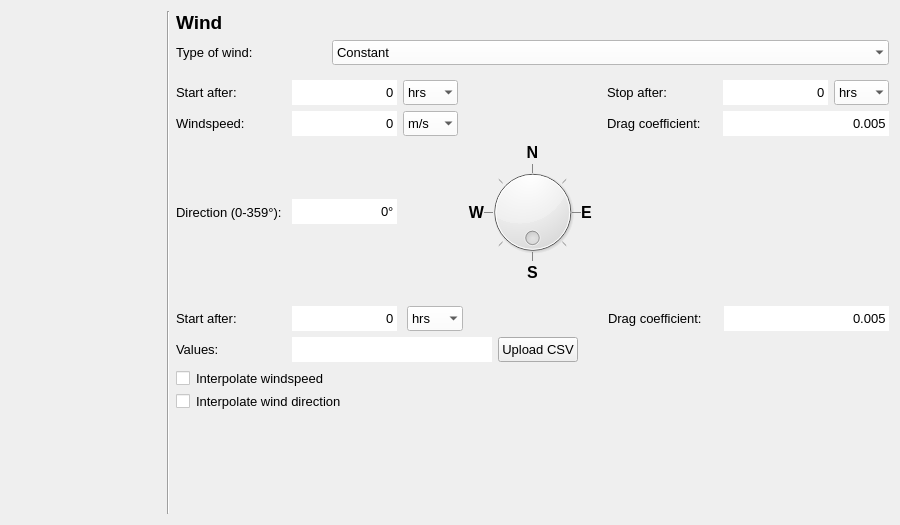
Above: threedi_models_and_simulations/ui/simulation_wizard/page_wind.ui from nens/threedi-api-qgis-client before the change. Below: the same form after it.
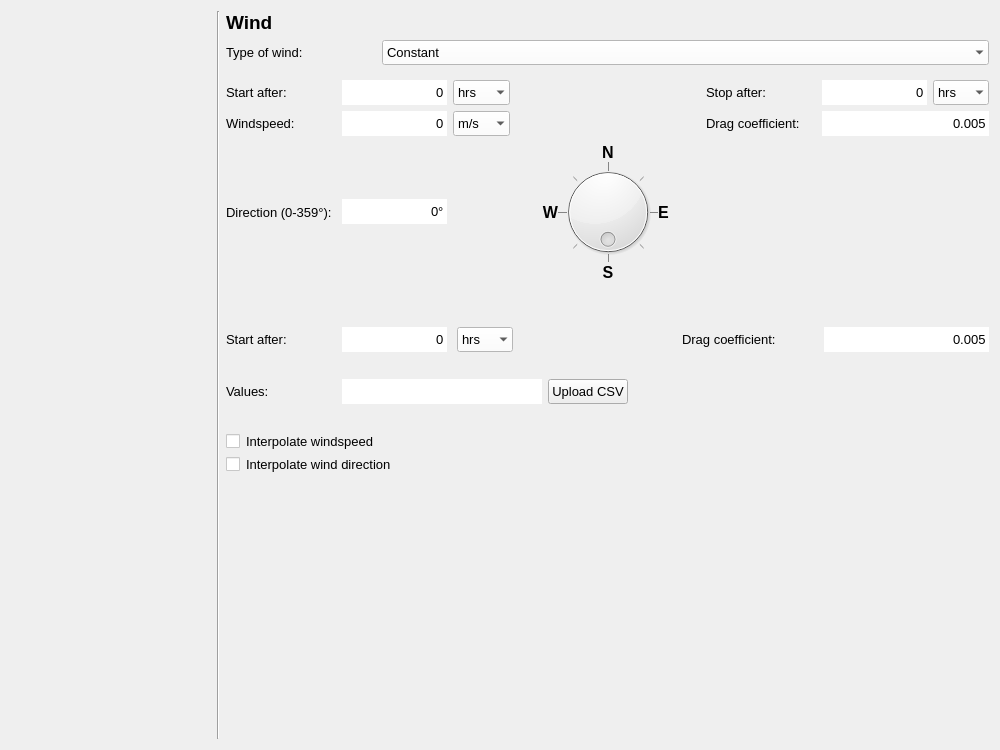
That is the form after the change.

```diff
--- a/threedi_models_and_simulations/ui/simulation_wizard/page_wind.ui
+++ b/threedi_models_and_simulations/ui/simulation_wizard/page_wind.ui
@@ -9,8 +9,8 @@
    <rect>
     <x>0</x>
     <y>0</y>
-    <width>900</width>
-    <height>525</height>
+    <width>1000</width>
+    <height>750</height>
    </rect>
   </property>
   <property name="sizePolicy">
@@ -21,7 +21,7 @@
   </property>
   <property name="minimumSize">
    <size>
-    <width>720</width>
+    <width>0</width>
     <height>0</height>
    </size>
   </property>
@@ -1284,13 +1284,13 @@
      </property>
      <property name="minimumSize">
       <size>
-       <width>150</width>
+       <width>200</width>
        <height>0</height>
       </size>
      </property>
      <property name="maximumSize">
       <size>
-       <width>150</width>
+       <width>200</width>
        <height>16777215</height>
       </size>
      </property>
```
